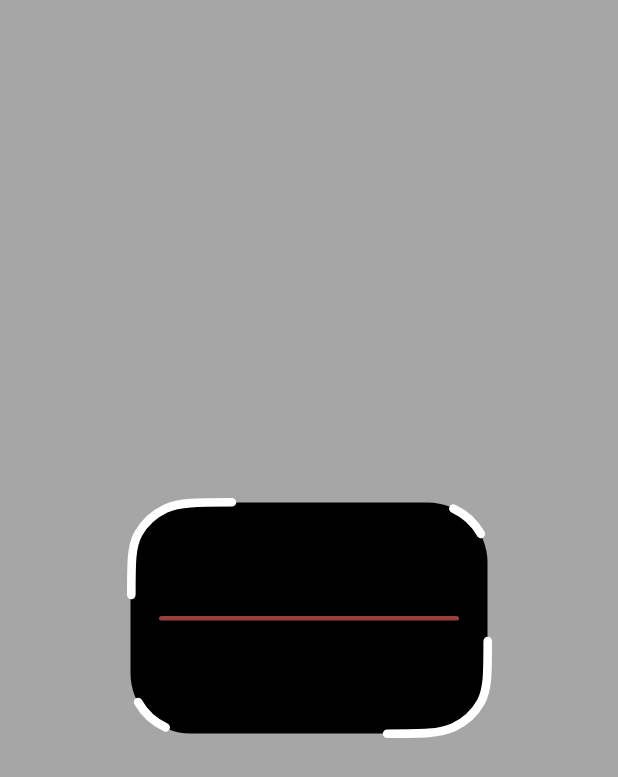
After one commit to Teksiak/Nutrilight, an Android app built with Jetpack Compose: the composable ScannerOverlay shown on its own in the app's theme, on a phone screen of 412 x 824 dp. The commit adds this screen. Shown: the top 777 px of the screen. Run offline under Robolectric (Android 15) with nearby library versions, the phone set to English and light mode, and no system bars; Roboto replaces fonts that are not available here.

Commit message:
feat: Add scanner overlay to camera view.

```diff
--- /dev/null
+++ b/scanner/presentation/src/main/java/com/teksiak/nutrilight/scanner/presentation/components/ScannerOverlay.kt
@@ -0,0 +1,94 @@
+package com.teksiak.nutrilight.scanner.presentation.components
+
+import androidx.compose.animation.core.RepeatMode
+import androidx.compose.animation.core.animateFloat
+import androidx.compose.animation.core.animateFloatAsState
+import androidx.compose.animation.core.infiniteRepeatable
+import androidx.compose.animation.core.rememberInfiniteTransition
+import androidx.compose.animation.core.tween
+import androidx.compose.foundation.Image
+import androidx.compose.foundation.background
+import androidx.compose.foundation.layout.Box
+import androidx.compose.foundation.layout.fillMaxSize
+import androidx.compose.foundation.layout.height
+import androidx.compose.foundation.layout.width
+import androidx.compose.foundation.shape.RoundedCornerShape
+import androidx.compose.material3.HorizontalDivider
+import androidx.compose.runtime.Composable
+import androidx.compose.runtime.getValue
+import androidx.compose.ui.Alignment
+import androidx.compose.ui.Modifier
+import androidx.compose.ui.draw.alpha
+import androidx.compose.ui.draw.clip
+import androidx.compose.ui.draw.drawBehind
+import androidx.compose.ui.geometry.CornerRadius
+import androidx.compose.ui.geometry.Offset
+import androidx.compose.ui.geometry.Size
+import androidx.compose.ui.graphics.BlendMode
+import androidx.compose.ui.graphics.Color
+import androidx.compose.ui.graphics.graphicsLayer
+import androidx.compose.ui.res.painterResource
+import androidx.compose.ui.tooling.preview.Preview
+import androidx.compose.ui.unit.dp
+import com.teksiak.nutrilight.core.presentation.designsystem.Primary
+import com.teksiak.nutrilight.core.presentation.designsystem.TintedBlack
+import com.teksiak.nutrilight.scanner.presentation.R
+
+@Composable
+fun ScannerOverlay() {
+    val infiniteTransition = rememberInfiniteTransition(label = "")
+    val lineOpacity by infiniteTransition.animateFloat(
+        initialValue = 1f,
+        targetValue = 0.2f,
+        animationSpec = infiniteRepeatable(
+            animation = tween(600),
+            repeatMode = RepeatMode.Reverse
+        ),
+        label = "Scan line opacity"
+    )
+
+    Box(
+        modifier = Modifier
+            .fillMaxSize()
+            .drawBehind {
+                drawRect(
+                    color = TintedBlack.copy(alpha = 0.4f),
+                    topLeft = Offset(0f, 0f),
+                    size = size,
+                )
+                drawRoundRect(
+                    color = Color.Transparent,
+                    topLeft = Offset(
+                        (size.width - 238.dp.toPx()) / 2,
+                        (size.height - 154.dp.toPx()) / 2
+                    ),
+                    size = Size(238.dp.toPx(), 154.dp.toPx()),
+                    cornerRadius = CornerRadius(40.dp.toPx()),
+                    blendMode = BlendMode.DstIn
+                )
+            },
+        contentAlignment = Alignment.Center
+    ) {
+        Image(
+            modifier = Modifier
+                .width(248.dp)
+                .height(160.dp),
+            painter = painterResource(id = R.drawable.scan_borders),
+            contentDescription = null
+        )
+        HorizontalDivider(
+            modifier = Modifier
+                .width(200.dp)
+                .clip(RoundedCornerShape(3.dp))
+                .alpha(lineOpacity),
+            thickness = 3.dp,
+            color = Primary,
+        )
+    }
+}
+
+@Preview(showBackground = true)
+@Composable
+fun ScannerOverlayPreview() {
+    ScannerOverlay()
+}
--- /dev/null
+++ b/scanner/presentation/src/main/res/drawable/scan_borders.xml
@@ -0,0 +1,13 @@
+<vector xmlns:android="http://schemas.android.com/apk/res/android"
+    android:width="254dp"
+    android:height="167dp"
+    android:viewportWidth="254"
+    android:viewportHeight="167">
+  <path
+      android:pathData="M26.9,159.61C18.66,155.75 11.97,149.6 7.77,142.02M251,99.6C251,122.14 251,133.41 246.23,142.02C242.03,149.6 235.34,155.75 227.1,159.61C217.74,164 205.49,164 180.98,164M227.1,7.39C235.34,11.25 242.03,17.4 246.23,24.98M73.02,3C48.51,3 36.26,3 26.9,7.39C18.66,11.25 11.97,17.4 7.77,24.98C3,33.59 3,44.86 3,67.4"
+      android:strokeLineJoin="round"
+      android:strokeWidth="6"
+      android:fillColor="#00000000"
+      android:strokeColor="#ffffff"
+      android:strokeLineCap="round"/>
+</vector>
```
Also changed, not shown: scanner/presentation/src/main/java/com/teksiak/nutrilight/scanner/presentation/ScannerScreen.kt (+23 -11 lines), scanner/presentation/src/main/java/com/teksiak/nutrilight/scanner/presentation/components/CameraPreview.kt (+2 -6 lines).
